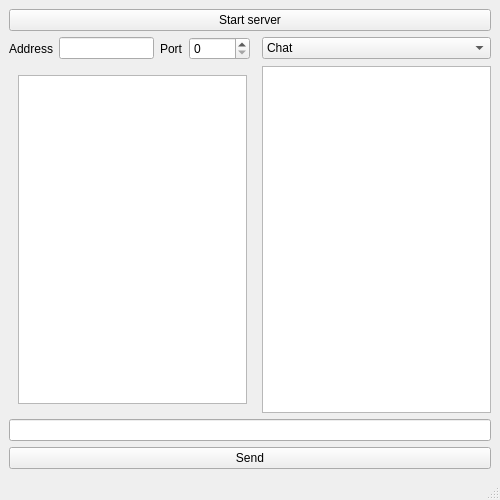
Above: Server/mainwindow.ui from DurininKirous/ChatCpp before the change. Below: the same form after it.
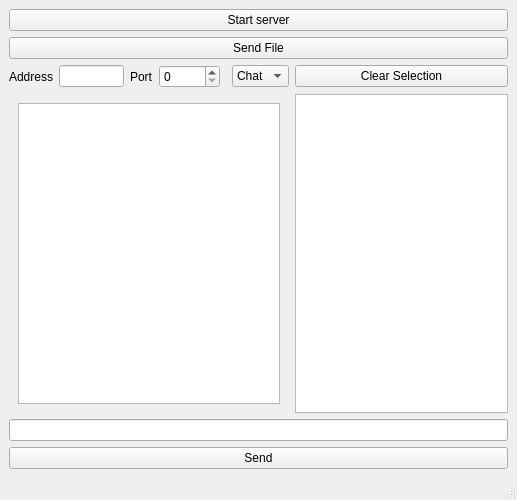
That is the form after the change. The open tabs and pages were chosen to show the change.

The edit to the form file:
```diff
--- a/Server/mainwindow.ui
+++ b/Server/mainwindow.ui
@@ -6,7 +6,7 @@
    <rect>
     <x>0</x>
     <y>0</y>
-    <width>500</width>
+    <width>517</width>
     <height>500</height>
    </rect>
   </property>
@@ -15,34 +15,88 @@
   </property>
   <widget class="QWidget" name="centralwidget">
    <layout class="QGridLayout" name="gridLayout">
-    <item row="20" column="0" colspan="6">
-     <widget class="QPushButton" name="pushButton_2">
+    <item row="14" column="5">
+     <widget class="QComboBox" name="comboBox">
+      <item>
+       <property name="text">
+        <string>Chat</string>
+       </property>
+      </item>
+      <item>
+       <property name="text">
+        <string>Logs</string>
+       </property>
+      </item>
+     </widget>
+    </item>
+    <item row="14" column="2">
+     <widget class="QLabel" name="label">
       <property name="text">
-       <string>Send</string>
+       <string>Port</string>
       </property>
      </widget>
     </item>
-    <item row="19" column="0" colspan="6">
-     <widget class="QLineEdit" name="lineEdit_2"/>
+    <item row="12" column="0" colspan="7">
+     <widget class="QPushButton" name="pushButton">
+      <property name="minimumSize">
+       <size>
+        <width>0</width>
+        <height>0</height>
+       </size>
+      </property>
+      <property name="text">
+       <string>Start server</string>
+      </property>
+      <property name="iconSize">
+       <size>
+        <width>25</width>
+        <height>25</height>
+       </size>
+      </property>
+     </widget>
     </item>
-    <item row="13" column="1">
-     <widget class="QLineEdit" name="lineEdit"/>
+    <item row="13" column="0" colspan="7">
+     <widget class="QPushButton" name="pushButton_3">
+      <property name="text">
+       <string>Send File</string>
+      </property>
+     </widget>
     </item>
-    <item row="13" column="3">
+    <item row="14" column="3">
      <widget class="QSpinBox" name="spinBox">
       <property name="maximum">
        <number>65535</number>
       </property>
      </widget>
     </item>
-    <item row="13" column="2">
-     <widget class="QLabel" name="label">
+    <item row="14" column="1">
+     <widget class="QLineEdit" name="lineEdit"/>
+    </item>
+    <item row="14" column="0">
+     <widget class="QLabel" name="label_2">
       <property name="text">
-       <string>Port</string>
+       <string>Address</string>
       </property>
      </widget>
     </item>
-    <item row="18" column="0" colspan="5">
+    <item row="20" column="0" colspan="7">
+     <widget class="QLineEdit" name="lineEdit_2"/>
+    </item>
+    <item row="21" column="0" colspan="7">
+     <widget class="QPushButton" name="pushButton_2">
+      <property name="text">
+       <string>Send</string>
+      </property>
+     </widget>
+    </item>
+    <item row="14" column="6">
+     <widget class="QPushButton" name="pushButton_4">
+      <property name="text">
+       <string>Clear Selection</string>
+      </property>
+     </widget>
+    </item>
+    <item row="18" column="0" rowspan="2" colspan="6">
      <widget class="QStackedWidget" name="stackedWidget">
       <property name="currentIndex">
        <number>0</number>
@@ -79,49 +133,9 @@
       </widget>
      </widget>
     </item>
-    <item row="13" column="0">
-     <widget class="QLabel" name="label_2">
-      <property name="text">
-       <string>Address</string>
-      </property>
-     </widget>
-    </item>
-    <item row="12" column="0" colspan="6">
-     <widget class="QPushButton" name="pushButton">
-      <property name="minimumSize">
-       <size>
-        <width>0</width>
-        <height>0</height>
-       </size>
-      </property>
-      <property name="text">
-       <string>Start server</string>
-      </property>
-      <property name="iconSize">
-       <size>
-        <width>25</width>
-        <height>25</height>
-       </size>
-      </property>
-     </widget>
-    </item>
-    <item row="18" column="5">
+    <item row="18" column="6" rowspan="2">
      <widget class="QListWidget" name="listWidget"/>
     </item>
-    <item row="13" column="5">
-     <widget class="QComboBox" name="comboBox">
-      <item>
-       <property name="text">
-        <string>Chat</string>
-       </property>
-      </item>
-      <item>
-       <property name="text">
-        <string>Logs</string>
-       </property>
-      </item>
-     </widget>
-    </item>
    </layout>
   </widget>
   <widget class="QStatusBar" name="statusbar"/>
```
Left out of the diff: 4 changed lines with no effect on the pictures.
